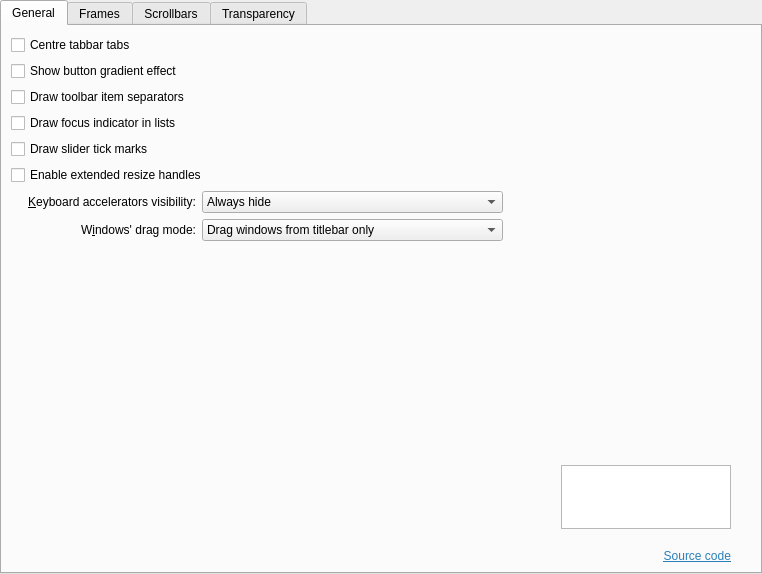
The window that kstyle/config/ui/breezestyleconfig.ui (MarekM-660/custombreeze) describes before a commit, drawn with Qt 5.
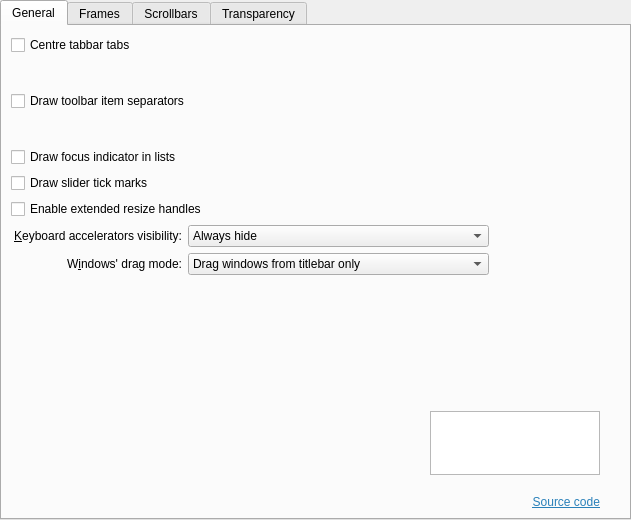
The same window after the commit. Icons and pictures are not drawn.

What changed in the file:
```diff
--- a/kstyle/config/ui/breezestyleconfig.ui
+++ b/kstyle/config/ui/breezestyleconfig.ui
@@ -6,8 +6,8 @@
    <rect>
     <x>0</x>
     <y>0</y>
-    <width>762</width>
-    <height>574</height>
+    <width>631</width>
+    <height>520</height>
    </rect>
   </property>
   <property name="sizePolicy">
@@ -39,7 +39,144 @@
        <string>General</string>
       </attribute>
       <layout class="QGridLayout" name="gridLayout">
-       <item row="25" column="0" colspan="6">
+       <item row="0" column="0" colspan="2">
+        <widget class="QCheckBox" name="_tabBarDrawCenteredTabs">
+         <property name="text">
+          <string>Centre tabbar tabs</string>
+         </property>
+        </widget>
+       </item>
+       <item row="7" column="0" colspan="2">
+        <widget class="QLabel" name="_mnemonicsLabel">
+         <property name="text">
+          <string>&amp;Keyboard accelerators visibility:</string>
+         </property>
+         <property name="alignment">
+          <set>Qt::AlignRight|Qt::AlignTrailing|Qt::AlignVCenter</set>
+         </property>
+         <property name="buddy">
+          <cstring>_mnemonicsMode</cstring>
+         </property>
+        </widget>
+       </item>
+       <item row="9" column="0" rowspan="3" colspan="3">
+        <spacer name="verticalSpacer">
+         <property name="orientation">
+          <enum>Qt::Vertical</enum>
+         </property>
+         <property name="sizeHint" stdset="0">
+          <size>
+           <width>20</width>
+           <height>60</height>
+          </size>
+         </property>
+        </spacer>
+       </item>
+       <item row="7" column="2" colspan="3">
+        <widget class="QComboBox" name="_mnemonicsMode">
+         <item>
+          <property name="text">
+           <string>Always hide</string>
+          </property>
+         </item>
+         <item>
+          <property name="text">
+           <string>Show when Alt key is pressed</string>
+          </property>
+         </item>
+         <item>
+          <property name="text">
+           <string>Always show</string>
+          </property>
+         </item>
+        </widget>
+       </item>
+       <item row="7" column="5">
+        <spacer name="horizontalSpacer_2">
+         <property name="orientation">
+          <enum>Qt::Horizontal</enum>
+         </property>
+         <property name="sizeHint" stdset="0">
+          <size>
+           <width>100</width>
+           <height>20</height>
+          </size>
+         </property>
+        </spacer>
+       </item>
+       <item row="8" column="2" colspan="3">
+        <widget class="QComboBox" name="_windowDragMode">
+         <property name="sizePolicy">
+          <sizepolicy hsizetype="Preferred" vsizetype="Fixed">
+           <horstretch>0</horstretch>
+           <verstretch>0</verstretch>
+          </sizepolicy>
+         </property>
+         <item>
+          <property name="text">
+           <string>Drag windows from titlebar only</string>
+          </property>
+         </item>
+         <item>
+          <property name="text">
+           <string>Drag windows from titlebar, menubar and toolbars</string>
+          </property>
+         </item>
+         <item>
+          <property name="text">
+           <string>Drag windows from all empty areas</string>
+          </property>
+         </item>
+        </widget>
+       </item>
+       <item row="8" column="0" colspan="2">
+        <widget class="QLabel" name="_windowDragLabel">
+         <property name="sizePolicy">
+          <sizepolicy hsizetype="Preferred" vsizetype="Preferred">
+           <horstretch>0</horstretch>
+           <verstretch>0</verstretch>
+          </sizepolicy>
+         </property>
+         <property name="text">
+          <string>W&amp;indows' drag mode:</string>
+         </property>
+         <property name="alignment">
+          <set>Qt::AlignRight|Qt::AlignTrailing|Qt::AlignVCenter</set>
+         </property>
+         <property name="buddy">
+          <cstring>_windowDragMode</cstring>
+         </property>
+        </widget>
+       </item>
+       <item row="6" column="0" colspan="3">
+        <widget class="QCheckBox" name="_splitterProxyEnabled">
+         <property name="text">
+          <string>Enable extended resize handles</string>
+         </property>
+        </widget>
+       </item>
+       <item row="3" column="0" colspan="2">
+        <widget class="QCheckBox" name="_viewDrawFocusIndicator">
+         <property name="text">
+          <string>Draw focus indicator in lists</string>
+         </property>
+        </widget>
+       </item>
+       <item row="5" column="0" colspan="2">
+        <widget class="QCheckBox" name="_sliderDrawTickMarks">
+         <property name="text">
+          <string>Draw slider tick marks</string>
+         </property>
+        </widget>
+       </item>
+       <item row="1" column="0" rowspan="2" colspan="3">
+        <widget class="QCheckBox" name="_toolBarDrawItemSeparator">
+         <property name="text">
+          <string>Draw toolbar item separators</string>
+         </property>
+        </widget>
+       </item>
+       <item row="13" column="0" colspan="6">
         <layout class="QGridLayout" name="gridLayout_4">
          <item row="1" column="2">
           <spacer name="horizontalSpacer_7">
@@ -145,150 +282,6 @@
          </item>
         </layout>
        </item>
-       <item row="0" column="0" colspan="2">
-        <widget class="QCheckBox" name="_tabBarDrawCenteredTabs">
-         <property name="text">
-          <string>Centre tabbar tabs</string>
-         </property>
-        </widget>
-       </item>
-       <item row="20" column="0" colspan="2">
-        <widget class="QLabel" name="_windowDragLabel">
-         <property name="sizePolicy">
-          <sizepolicy hsizetype="Preferred" vsizetype="Preferred">
-           <horstretch>0</horstretch>
-           <verstretch>0</verstretch>
-          </sizepolicy>
-         </property>
-         <property name="text">
-          <string>W&amp;indows' drag mode:</string>
-         </property>
-         <property name="alignment">
-          <set>Qt::AlignRight|Qt::AlignTrailing|Qt::AlignVCenter</set>
-         </property>
-         <property name="buddy">
-          <cstring>_windowDragMode</cstring>
-         </property>
-        </widget>
-       </item>
-       <item row="19" column="2" colspan="3">
-        <widget class="QComboBox" name="_mnemonicsMode">
-         <item>
-          <property name="text">
-           <string>Always hide</string>
-          </property>
-         </item>
-         <item>
-          <property name="text">
-           <string>Show when Alt key is pressed</string>
-          </property>
-         </item>
-         <item>
-          <property name="text">
-           <string>Always show</string>
-          </property>
-         </item>
-        </widget>
-       </item>
-       <item row="21" column="0" rowspan="3" colspan="3">
-        <spacer name="verticalSpacer">
-         <property name="orientation">
-          <enum>Qt::Vertical</enum>
-         </property>
-         <property name="sizeHint" stdset="0">
-          <size>
-           <width>20</width>
-           <height>60</height>
-          </size>
-         </property>
-        </spacer>
-       </item>
-       <item row="10" column="0">
-        <widget class="QCheckBox" name="_buttonGradient">
-         <property name="text">
-          <string>Show button gradient effect</string>
-         </property>
-        </widget>
-       </item>
-       <item row="17" column="0" colspan="2">
-        <widget class="QCheckBox" name="_sliderDrawTickMarks">
-         <property name="text">
-          <string>Draw slider tick marks</string>
-         </property>
-        </widget>
-       </item>
-       <item row="19" column="0" colspan="2">
-        <widget class="QLabel" name="_mnemonicsLabel">
-         <property name="text">
-          <string>&amp;Keyboard accelerators visibility:</string>
-         </property>
-         <property name="alignment">
-          <set>Qt::AlignRight|Qt::AlignTrailing|Qt::AlignVCenter</set>
-         </property>
-         <property name="buddy">
-          <cstring>_mnemonicsMode</cstring>
-         </property>
-        </widget>
-       </item>
-       <item row="15" column="0" colspan="2">
-        <widget class="QCheckBox" name="_viewDrawFocusIndicator">
-         <property name="text">
-          <string>Draw focus indicator in lists</string>
-         </property>
-        </widget>
-       </item>
-       <item row="20" column="2" colspan="3">
-        <widget class="QComboBox" name="_windowDragMode">
-         <property name="sizePolicy">
-          <sizepolicy hsizetype="Preferred" vsizetype="Fixed">
-           <horstretch>0</horstretch>
-           <verstretch>0</verstretch>
-          </sizepolicy>
-         </property>
-         <item>
-          <property name="text">
-           <string>Drag windows from titlebar only</string>
-          </property>
-         </item>
-         <item>
-          <property name="text">
-           <string>Drag windows from titlebar, menubar and toolbars</string>
-          </property>
-         </item>
-         <item>
-          <property name="text">
-           <string>Drag windows from all empty areas</string>
-          </property>
-         </item>
-        </widget>
-       </item>
-       <item row="18" column="0" colspan="3">
-        <widget class="QCheckBox" name="_splitterProxyEnabled">
-         <property name="text">
-          <string>Enable extended resize handles</string>
-         </property>
-        </widget>
-       </item>
-       <item row="19" column="5">
-        <spacer name="horizontalSpacer_2">
-         <property name="orientation">
-          <enum>Qt::Horizontal</enum>
-         </property>
-         <property name="sizeHint" stdset="0">
-          <size>
-           <width>100</width>
-           <height>20</height>
-          </size>
-         </property>
-        </spacer>
-       </item>
-       <item row="11" column="0">
-        <widget class="QCheckBox" name="_toolBarDrawItemSeparator">
-         <property name="text">
-          <string>Draw toolbar item separators</string>
-         </property>
-        </widget>
-       </item>
       </layout>
      </widget>
      <widget class="QWidget" name="tab_Frames">
```
Left out of the diff: 26 changed lines with no effect on the pictures.
